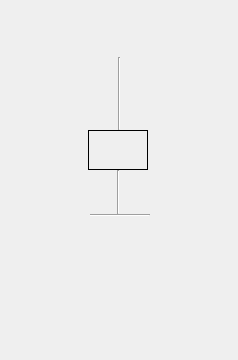
Above: templates/monochromator.ui from pcdshub/lcls-pydm-vacuum before the change. Below: the same form after it.
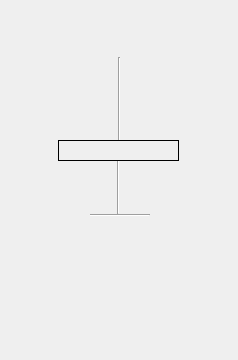
That is the form after the change. Custom widgets are drawn as their Qt base class.

Commit message: STY: updates size of boxes and adds new template for splitting mirror (longer and off center)

Patch:
```diff
--- a/templates/monochromator.ui
+++ b/templates/monochromator.ui
@@ -19,7 +19,7 @@
      <x>118</x>
      <y>57</y>
      <width>3</width>
-     <height>73</height>
+     <height>89</height>
     </rect>
    </property>
    <property name="orientation">
@@ -30,9 +30,9 @@
    <property name="geometry">
     <rect>
      <x>117</x>
-     <y>170</y>
+     <y>160</y>
      <width>3</width>
-     <height>44</height>
+     <height>54</height>
     </rect>
    </property>
    <property name="orientation">
@@ -43,7 +43,7 @@
    <property name="geometry">
     <rect>
      <x>0</x>
-     <y>-12</y>
+     <y>-10</y>
      <width>191</width>
      <height>141</height>
     </rect>
@@ -121,10 +121,10 @@
   <widget class="QLabel" name="ND1H">
    <property name="geometry">
     <rect>
-     <x>88</x>
-     <y>130</y>
-     <width>60</width>
-     <height>40</height>
+     <x>58</x>
+     <y>140</y>
+     <width>121</width>
+     <height>21</height>
     </rect>
    </property>
    <property name="font">
```
The commit also changes 1 other file.
